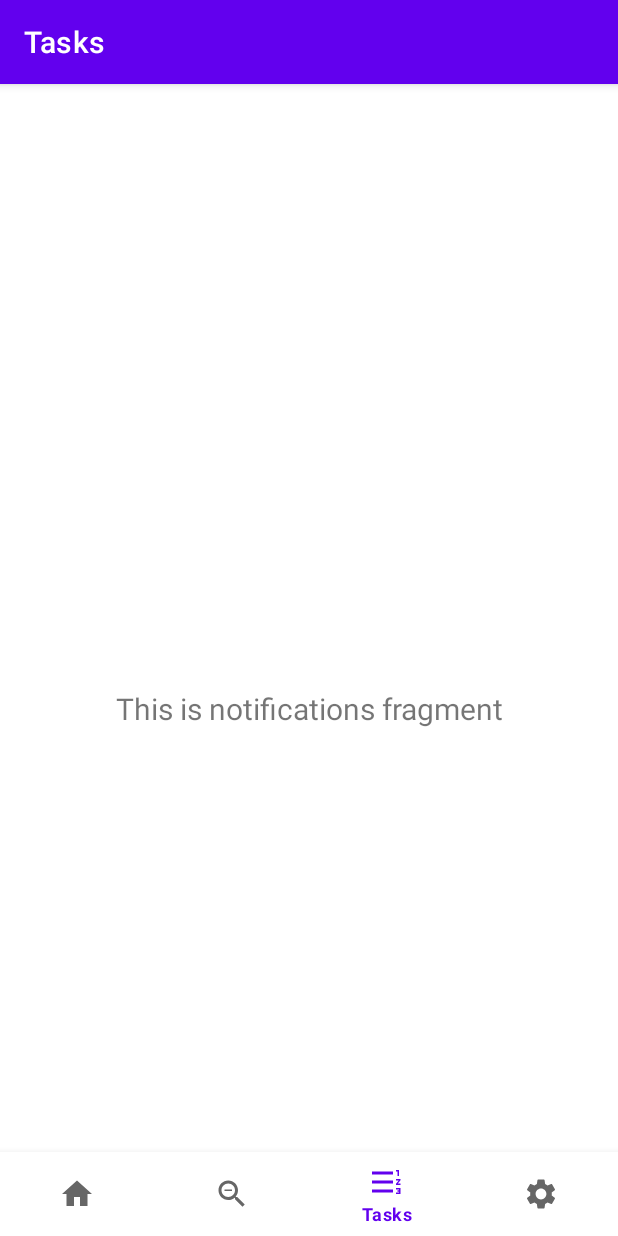
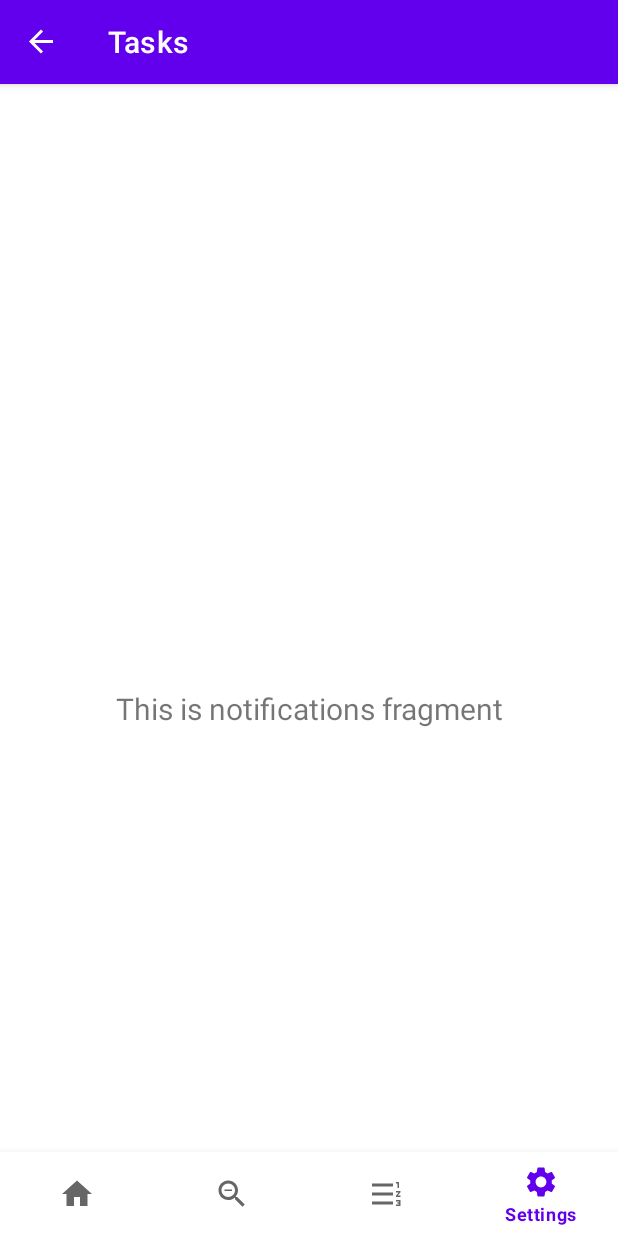
Before and after one commit to SimoravaIT/Tamagotchi_Android, an Android app: the screen it shows after launch (MainActivity), item 4 of the bottom bar chosen, on a phone screen of 412 x 824 dp. Run offline under Robolectric (Android 15) with nearby library versions, the phone set to English and light mode, and no system bars; our stand-ins replace navigation-ui.

Commit message:
solved setting interaction null

```diff
--- a/app/src/main/res/navigation/mobile_navigation.xml
+++ b/app/src/main/res/navigation/mobile_navigation.xml
@@ -22,4 +22,10 @@
         android:name="com.example.androidapp.ui.notifications.NotificationsFragment"
         android:label="@string/title_tasks"
         tools:layout="@layout/fragment_notifications" />
+    <fragment
+        android:id="@+id/navigation_settings"
+        android:name="com.example.androidapp.ui.notifications.NotificationsFragment"
+        android:label="@string/title_tasks"
+        tools:layout="@layout/fragment_notifications" />
+
 </navigation>
```
